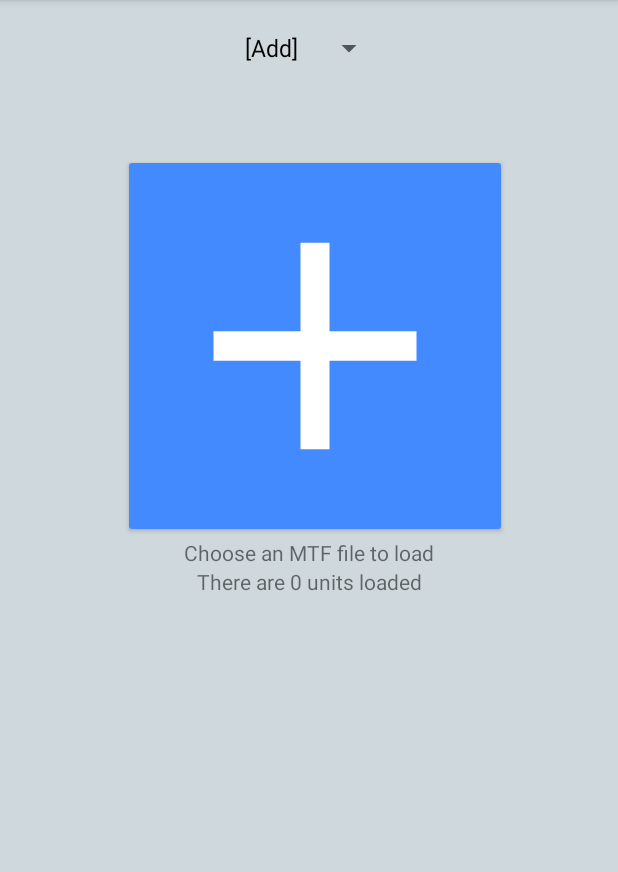
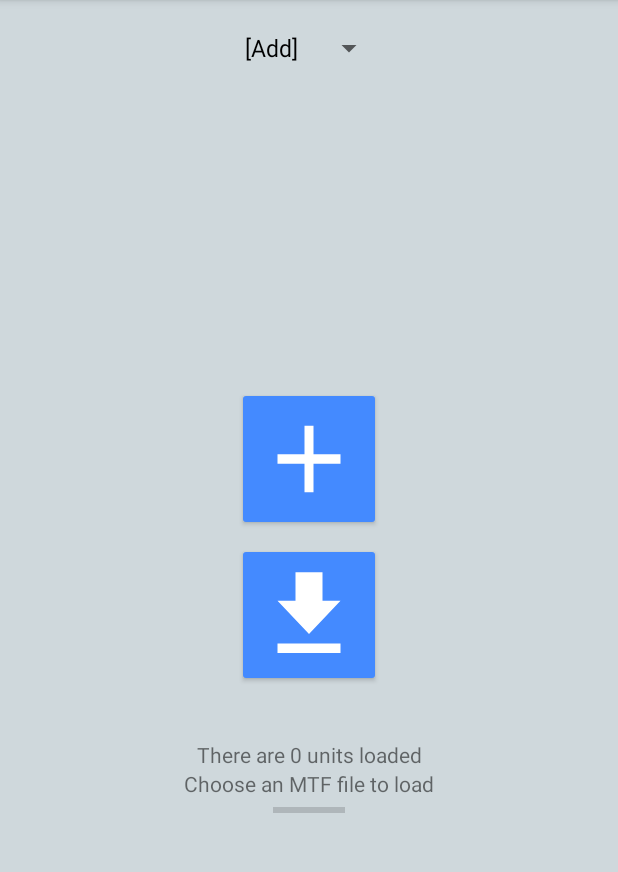
Before and after one commit to Terence-D/MechSheets, an Android app: the screen it shows after launch (ActivityMain), on a phone screen of 412 x 824 dp, the part 84-956 px from its top. Run offline under Robolectric (Android 15) with nearby library versions, the phone set to English and light mode, and no system bars.

Commit message:
roughing in new work flow

```diff
--- a/app/build.gradle
+++ b/app/build.gradle
@@ -33,4 +33,5 @@ dependencies {
     implementation 'androidx.constraintlayout:constraintlayout:2.1.4'
     implementation 'androidx.legacy:legacy-support-v4:1.0.0'
     implementation 'com.google.code.gson:gson:2.8.6'
+    implementation("com.squareup.okhttp3:okhttp:4.10.0")
 }
--- /dev/null
+++ b/app/src/main/java/ca/coffeeshopstudio/meksheets/DownloadProgressCallback.java
@@ -0,0 +1,11 @@
+package ca.coffeeshopstudio.meksheets;
+
+import java.io.File;
+
+public interface DownloadProgressCallback {
+    void onProgressChanged(long rawProgressAmount, int percent);
+
+    void onFail();
+
+    void onComplete(File downloadedFile);
+}
--- a/app/src/main/java/ca/coffeeshopstudio/meksheets/views/FragmentMain.java
+++ b/app/src/main/java/ca/coffeeshopstudio/meksheets/views/FragmentMain.java
@@ -12,14 +12,21 @@ import android.app.Fragment;
 import android.content.Intent;
 import android.net.Uri;
 import android.os.Bundle;
+import android.os.Environment;
 import android.view.LayoutInflater;
 import android.view.View;
 import android.view.ViewGroup;
+import android.widget.ProgressBar;
 import android.widget.TextView;
 
-import java.util.Objects;
+import java.io.File;
+import java.io.IOException;
 
+import ca.coffeeshopstudio.meksheets.DownloadProgressCallback;
+import ca.coffeeshopstudio.meksheets.Downloader;
+import ca.coffeeshopstudio.meksheets.FileOperations;
 import ca.coffeeshopstudio.meksheets.R;
+import okio.Path;
 
 /**
  * A simple {@link Fragment} subclass.
@@ -29,8 +36,10 @@ import ca.coffeeshopstudio.meksheets.R;
  * Use the {@link FragmentMain#newInstance} factory method to
  * create an instance of this fragment.
  */
-public class FragmentMain extends BaseFragment implements View.OnClickListener {
+public class FragmentMain extends BaseFragment implements View.OnClickListener, DownloadProgressCallback {
     private static final int READ_REQUEST_CODE = 42;
+    private ProgressBar progressBar;
+    private TextView raw;
 
     public FragmentMain() {
         // Required empty public constructor
@@ -49,6 +58,9 @@ public class FragmentMain extends BaseFragment implements View.OnClickListener {
                              Bundle savedInstanceState) {
         root = inflater.inflate(R.layout.fragment_main, container, false);
         root.findViewById(R.id.btnLoad).setOnClickListener(this);
+        root.findViewById(R.id.btnDownload).setOnClickListener(this);
+        progressBar = root.findViewById(R.id.progressBar);
+        raw = root.findViewById(R.id.textView7);
 
         int unitCount = ((ActivityMain) requireActivity()).getMekCount();
         ((TextView) root.findViewById(R.id.txtUnitCount)).setText(getString(R.string.main_units_loaded, unitCount));
@@ -67,6 +79,17 @@ public class FragmentMain extends BaseFragment implements View.OnClickListener {
     public void onClick(View view) {
         if (view.getId() == R.id.btnLoad) {
             performFileSearch();
+        } else if (view.getId() == R.id.btnDownload) {
+            Downloader downloader = new Downloader(this);
+            try {
+                File cacheDir = new File(requireContext().getCacheDir(), getString(R.string.dest_megamek));
+//                downloader.Start(getString(R.string.mega_mek_path), cacheDir);
+                downloader.Start("https://127.0.0.1/test", cacheDir);
+            } catch (IOException e) {
+                e.printStackTrace();
+            }
+//            Uri path = Uri.parse(getString(R.string.mega_mek_path));
+//            OnlineToolkit.downloadFromUrl(path, getContext(), "megamek.zip");
         }
     }
 
@@ -109,4 +132,25 @@ public class FragmentMain extends BaseFragment implements View.OnClickListener {
 
         startActivityForResult(intent, READ_REQUEST_CODE);
     }
+
+    @Override
+    public void onProgressChanged(long rawProgressAmount, int percent) {
+        progressBar.setProgress(percent);
+    }
+
+    @Override
+    public void onFail() {
+        requireActivity().runOnUiThread(() -> raw.setText("failed"));
+        File downloadedFile = new File(requireActivity().getCacheDir() + Path.DIRECTORY_SEPARATOR + getString(R.string.dest_megamek));
+        String toLocation = Environment.getExternalStoragePublicDirectory(Environment.DIRECTORY_DOWNLOADS).getPath();
+
+        boolean extractResult = FileOperations.unzip(downloadedFile, getString(R.string.mechs_file), new File(toLocation));
+//        boolean extractResult = FileOperations.unzip(downloadedFile, getString(R.string.mechs_file), requireActivity().getFilesDir());
+    }
+
+    @Override
+    public void onComplete(File downloadedFile) {
+        requireActivity().runOnUiThread(() -> raw.setText("success"));
+        boolean extractResult = FileOperations.unzip(downloadedFile, getString(R.string.mechs_file), requireActivity().getFilesDir());
+    }
 }
--- /dev/null
+++ b/app/src/main/res/drawable/ic_baseline_file_download_24.xml
@@ -0,0 +1,5 @@
+<vector android:height="24dp" android:tint="#000000"
+    android:viewportHeight="24" android:viewportWidth="24"
+    android:width="24dp" xmlns:android="http://schemas.android.com/apk/res/android">
+    <path android:fillColor="@android:color/white" android:pathData="M19,9h-4V3H9v6H5l7,7 7,-7zM5,18v2h14v-2H5z"/>
+</vector>
--- a/app/src/main/res/layout/fragment_main.xml
+++ b/app/src/main/res/layout/fragment_main.xml
@@ -19,33 +19,37 @@
         android:layout_height="wrap_content"
         tools:context=".views.ActivityMain">
 
-        <TextView
-            android:id="@+id/textView7"
-            android:layout_width="wrap_content"
-            android:layout_height="wrap_content"
-            android:layout_marginEnd="8dp"
-            android:layout_marginStart="8dp"
-            android:text="@string/main_title"
-            app:layout_constraintEnd_toEndOf="parent"
-            app:layout_constraintStart_toStartOf="parent"
-            app:layout_constraintTop_toBottomOf="@id/btnLoad" />
-
         <ImageButton
             android:id="@+id/btnLoad"
             style="@style/Widget.AppCompat.Button.Colored"
-            android:layout_width="256dp"
-            android:layout_height="256dp"
-            android:layout_marginStart="16dp"
+            android:layout_width="96dp"
+            android:layout_height="96dp"
             android:layout_marginTop="8dp"
-            android:layout_marginEnd="8dp"
             android:layout_marginBottom="8dp"
-            android:contentDescription="@string/email"
+            android:contentDescription="@string/load"
             android:scaleType="fitXY"
             android:src="@drawable/ic_add_black_24dp"
             app:layout_constraintBottom_toBottomOf="parent"
             app:layout_constraintEnd_toEndOf="parent"
             app:layout_constraintStart_toStartOf="parent"
             app:layout_constraintTop_toTopOf="parent"
+            app:tint="@color/textIcons" />
+
+        <ImageButton
+            android:id="@+id/btnDownload"
+            style="@style/Widget.AppCompat.Button.Colored"
+            android:layout_width="96dp"
+            android:layout_height="96dp"
+            android:layout_marginStart="8dp"
+            android:layout_marginTop="8dp"
+            android:layout_marginEnd="8dp"
+            android:layout_marginBottom="8dp"
+            android:contentDescription="@string/download"
+            android:scaleType="fitXY"
+            android:src="@drawable/ic_baseline_file_download_24"
+            app:layout_constraintTop_toBottomOf="@id/btnLoad"
+            app:layout_constraintEnd_toEndOf="parent"
+            app:layout_constraintStart_toStartOf="parent"
             app:tint="@color/textIcons" />
 
         <TextView
@@ -56,9 +60,30 @@
             app:layout_constraintEnd_toEndOf="parent"
             app:layout_constraintStart_toStartOf="parent"
             app:layout_constraintBottom_toBottomOf="parent"
-            app:layout_constraintTop_toBottomOf="@id/textView7"
+            app:layout_constraintTop_toBottomOf="@id/btnDownload"
             tools:layout_editor_absoluteX="126dp"
             tools:layout_editor_absoluteY="180dp" />
 
+
+        <TextView
+            android:id="@+id/textView7"
+            android:layout_width="wrap_content"
+            android:layout_height="wrap_content"
+            android:layout_marginEnd="8dp"
+            android:layout_marginStart="8dp"
+            android:text="@string/main_title"
+            app:layout_constraintEnd_toEndOf="parent"
+            app:layout_constraintStart_toStartOf="parent"
+            app:layout_constraintTop_toBottomOf="@id/txtUnitCount" />
+
+        <ProgressBar
+            android:id="@+id/progressBar"
+            style="?android:attr/progressBarStyleHorizontal"
+            android:layout_width="wrap_content"
+            android:layout_height="wrap_content"
+            app:layout_constraintEnd_toEndOf="parent"
+            app:layout_constraintStart_toStartOf="parent"
+            app:layout_constraintTop_toBottomOf="@id/textView7" />
+
     </androidx.constraintlayout.widget.ConstraintLayout>
 </ScrollView>
--- a/app/src/main/res/values/strings.xml
+++ b/app/src/main/res/values/strings.xml
@@ -146,4 +146,9 @@ Mech Sheets software License - Copyright 2018 Terry Doerksen:
     <string name="email">Email</string>
     <string name="description">Description</string>
     <string name="component_view_name">%1$d) %2$s</string>
+    <string name="load">Load</string>
+    <string name="download">Download</string>
+    <string name="mega_mek_path">https://github.com/MegaMek/megamek/releases/download/v0.49.11/megamek-windows-0.49.11.zip</string>
+    <string name="mechs_file">megamek-windows-0.49.11/data/mechfiles/mechs.zip</string>
+    <string name="dest_megamek">megamek.zip</string>
 </resources>
```
Also changed, not shown: app/src/main/AndroidManifest.xml (+7 -1 lines), app/src/main/java/ca/coffeeshopstudio/meksheets/Downloader.java (added, +75 -0 lines), app/src/main/java/ca/coffeeshopstudio/meksheets/FileOperations.java (+48 -1 lines), app/src/main/java/ca/coffeeshopstudio/meksheets/views/ActivityMain.java (+1 -19 lines).
